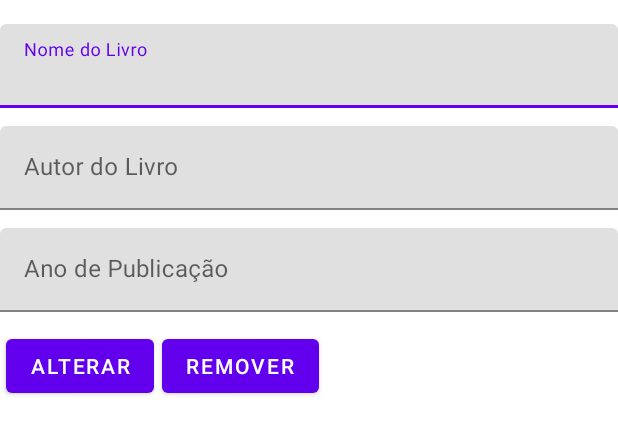
After one commit to vanemaster/NautilusLibrary, an Android app: the layout activity_editar_livro.xml on its own in the app's theme, with its tools: preview values and no code run, on a phone screen of 412 x 824 dp. The commit adds this screen. Shown: the top 434 px of the screen. Run offline under Robolectric (Android 15) with nearby library versions, the phone set to English and light mode, and no system bars.

Commit message:
Trazer as classes, layouts e etc pro app

```diff
--- /dev/null
+++ b/app/src/main/res/layout/activity_editar_livro.xml
@@ -0,0 +1,80 @@
+<?xml version="1.0" encoding="utf-8"?>
+<androidx.constraintlayout.widget.ConstraintLayout xmlns:android="http://schemas.android.com/apk/res/android"
+    xmlns:app="http://schemas.android.com/apk/res-auto"
+    xmlns:tools="http://schemas.android.com/tools"
+    android:id="@+id/relativeLayout"
+    android:layout_width="match_parent"
+    android:layout_height="match_parent"
+    tools:context=".activity.EditarLivroActivity">
+
+    <com.google.android.material.textfield.TextInputLayout
+        android:id="@+id/textInputLayout"
+        android:layout_width="match_parent"
+        android:layout_height="wrap_content"
+        android:layout_marginTop="16dp"
+        app:layout_constraintStart_toStartOf="parent"
+        app:layout_constraintTop_toTopOf="parent">
+
+        <com.google.android.material.textfield.TextInputEditText
+            android:id="@+id/etNome"
+            android:layout_width="match_parent"
+            android:layout_height="wrap_content"
+            android:hint="Nome do Livro" />
+    </com.google.android.material.textfield.TextInputLayout>
+
+    <com.google.android.material.textfield.TextInputLayout
+        android:id="@+id/textInputLayout2"
+        android:layout_width="match_parent"
+        android:layout_height="wrap_content"
+        android:layout_marginTop="84dp"
+        app:layout_constraintStart_toStartOf="parent"
+        app:layout_constraintTop_toTopOf="parent">
+
+        <com.google.android.material.textfield.TextInputEditText
+            android:id="@+id/etAutor"
+            android:layout_width="match_parent"
+            android:layout_height="wrap_content"
+            android:hint="Autor do Livro" />
+    </com.google.android.material.textfield.TextInputLayout>
+
+    <com.google.android.material.textfield.TextInputLayout
+        android:id="@+id/textInputLayout3"
+        android:layout_width="match_parent"
+        android:layout_height="wrap_content"
+        android:layout_marginTop="152dp"
+        app:layout_constraintStart_toStartOf="parent"
+        app:layout_constraintTop_toTopOf="parent">
+
+        <com.google.android.material.textfield.TextInputEditText
+            android:id="@+id/etAno"
+            android:layout_width="match_parent"
+            android:layout_height="wrap_content"
+            android:hint="Ano de Publicação"
+            android:inputType="number" />
+
+
+    </com.google.android.material.textfield.TextInputLayout>
+
+    <Button
+        android:id="@+id/btnAlterar"
+        android:layout_width="wrap_content"
+        android:layout_height="wrap_content"
+        android:layout_marginStart="4dp"
+        android:layout_marginTop="220dp"
+        android:layout_weight="1"
+        android:text="Alterar"
+        app:layout_constraintStart_toStartOf="parent"
+        app:layout_constraintTop_toTopOf="parent" />
+
+    <Button
+        android:id="@+id/btnRemover"
+        android:layout_width="wrap_content"
+        android:layout_height="wrap_content"
+        android:layout_marginStart="108dp"
+        android:layout_marginTop="220dp"
+        android:layout_weight="1"
+        android:text="Remover"
+        app:layout_constraintStart_toStartOf="parent"
+        app:layout_constraintTop_toTopOf="parent" />
+
+</androidx.constraintlayout.widget.ConstraintLayout>
--- a/app/src/main/res/layout/app_bar_main.xml
+++ b/app/src/main/res/layout/app_bar_main.xml
@@ -28,6 +28,6 @@
         android:layout_height="wrap_content"
         android:layout_gravity="bottom|end"
         android:layout_margin="@dimen/fab_margin"
-        app:srcCompat="@android:drawable/ic_dialog_email" />
+        app:srcCompat="@android:drawable/ic_input_add" />
 
 </androidx.coordinatorlayout.widget.CoordinatorLayout>
--- a/app/src/main/res/values/colors.xml
+++ b/app/src/main/res/values/colors.xml
@@ -7,4 +7,5 @@
     <color name="teal_700">#FF018786</color>
     <color name="black">#FF000000</color>
     <color name="white">#FFFFFFFF</color>
+    <color name="livroInfo">#174494</color>
 </resources>
--- a/app/src/main/res/values/strings.xml
+++ b/app/src/main/res/values/strings.xml
@@ -10,4 +10,6 @@
     <string name="menu_home">Home</string>
     <string name="menu_gallery">Gallery</string>
     <string name="menu_slideshow">Slideshow</string>
+    <string name="confirmar_exclusao">Confirme exclusão</string>
+    <string name="quer_mesmo_apagar">Você realmente quer apagar esse registro?</string>
 </resources>
```
Also changed, not shown: app/build.gradle (+7 -0 lines), app/src/main/java/com/example/nautiluslibrary/BDSQLiteHelper.java (added, +116 -0 lines), app/src/main/java/com/example/nautiluslibrary/EditarLivroActivity.java (added, +70 -0 lines), app/src/main/java/com/example/nautiluslibrary/Livro.java (added, +52 -0 lines), app/src/main/java/com/example/nautiluslibrary/LivroActivity.java (added, +36 -0 lines), app/src/main/java/com/example/nautiluslibrary/LivrosAdapter.java (added, +38 -0 lines), app/src/main/java/com/example/nautiluslibrary/MainActivity.java (+43 -14 lines), app/src/main/res/layout/activity_livro.xml (added, +68 -0 lines), app/src/main/res/layout/content_main.xml (+7 -0 lines), app/src/main/res/layout/linha.xml (added, +37 -0 lines).
